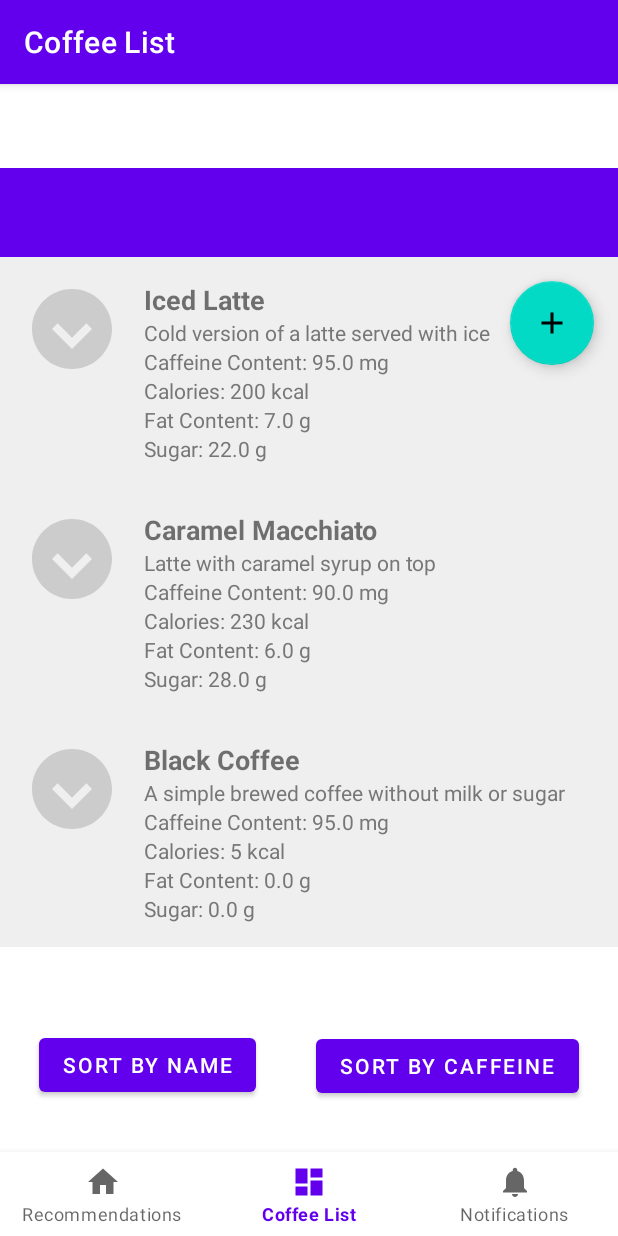
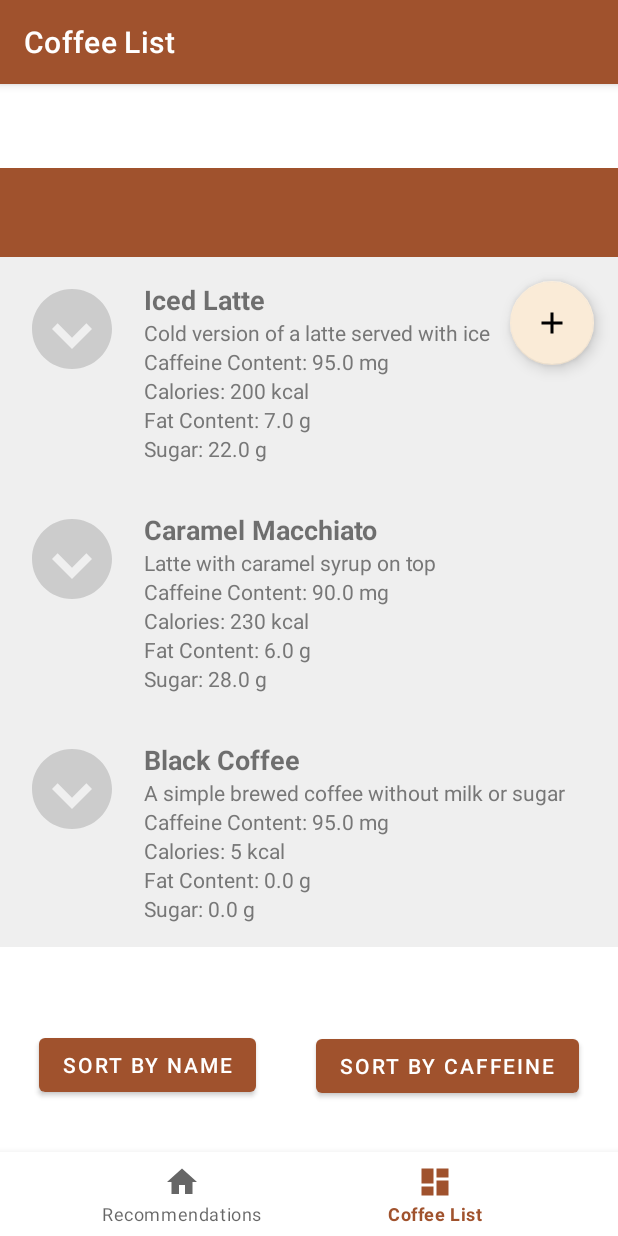
Before and after one commit to HKA-EBusiness/MyMoodBrew, an Android app: the DashboardFragment screen opened through its navigation route, on a phone screen of 412 x 824 dp. Run offline under Robolectric (Android 15) with nearby library versions, the phone set to English and light mode, and no system bars; our stand-ins replace Dagger/Hilt's generated code, Room's generated code, navigation-ui; pictures from the network do not load.

Commit message:
changed color

```diff
--- a/app/src/main/java/com/example/mymoodbrew_v2/MainActivity.kt
+++ b/app/src/main/java/com/example/mymoodbrew_v2/MainActivity.kt
@@ -26,7 +26,7 @@ class MainActivity : AppCompatActivity() {
         val navController = findNavController(R.id.nav_host_fragment_activity_main)
         val appBarConfiguration = AppBarConfiguration(
             setOf(
-                R.id.navigation_home, R.id.navigation_dashboard, R.id.navigation_notifications
+                R.id.navigation_home, R.id.navigation_dashboard
             )
         )
         setupActionBarWithNavController(navController, appBarConfiguration)
--- a/app/src/main/res/menu/bottom_nav_menu.xml
+++ b/app/src/main/res/menu/bottom_nav_menu.xml
@@ -11,9 +11,4 @@
         android:icon="@drawable/ic_dashboard_black_24dp"
         android:title="@string/title_dashboard" />
 
-    <item
-        android:id="@+id/navigation_notifications"
-        android:icon="@drawable/ic_notifications_black_24dp"
-        android:title="@string/title_notifications" />
-
 </menu>
--- a/app/src/main/res/navigation/mobile_navigation.xml
+++ b/app/src/main/res/navigation/mobile_navigation.xml
@@ -17,9 +17,4 @@
         android:label="@string/title_dashboard"
         tools:layout="@layout/fragment_dashboard" />
 
-    <fragment
-        android:id="@+id/navigation_notifications"
-        android:name="com.example.mymoodbrew_v2.ui.notifications.NotificationsFragment"
-        android:label="@string/title_notifications"
-        tools:layout="@layout/fragment_notifications" />
 </navigation>
--- a/app/src/main/res/values/colors.xml
+++ b/app/src/main/res/values/colors.xml
@@ -1,10 +1,10 @@
 <?xml version="1.0" encoding="utf-8"?>
 <resources>
-    <color name="purple_200">#FFBB86FC</color>
-    <color name="purple_500">#FF6200EE</color>
-    <color name="purple_700">#FF3700B3</color>
-    <color name="teal_200">#FF03DAC5</color>
-    <color name="teal_700">#FF018786</color>
+    <color name="purple_200">#D2B48C</color>
+    <color name="purple_500">#A0522D</color>
+    <color name="purple_700">#6F4E37</color>
+    <color name="teal_200">#FAEBD7</color>
+    <color name="teal_700">#FFF5E1</color>
     <color name="black">#FF000000</color>
     <color name="white">#FFFFFFFF</color>
 </resources>
```
